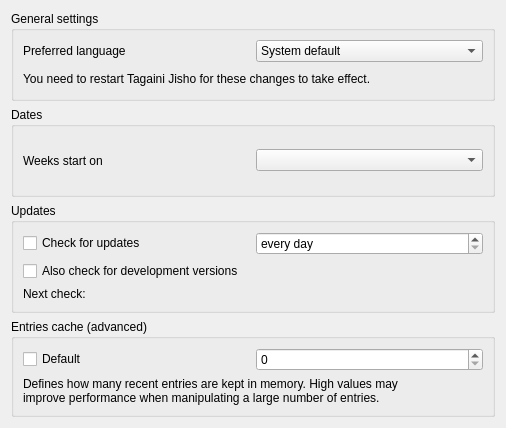
Before: the Qt Designer form src/gui/GeneralPreferences.ui in Gnurou/tagainijisho, drawn with Qt 5.
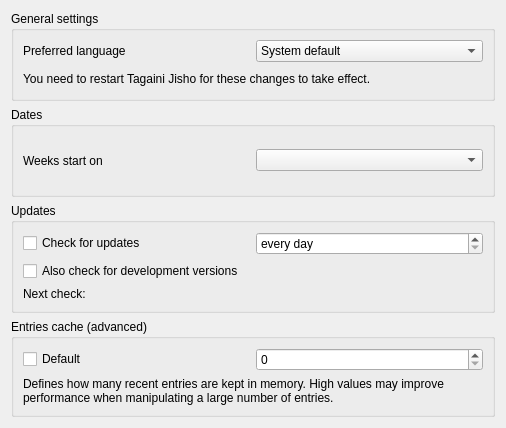
After: the same form once the commit is applied.

Commit message: Fix preferences window geometry and UI languages ordering

Diff of the .ui file:
```diff
--- a/src/gui/GeneralPreferences.ui
+++ b/src/gui/GeneralPreferences.ui
@@ -158,11 +158,13 @@
       <item>
        <widget class="QLabel" name="label_4">
         <property name="text">
-         <string>Defines how many recent entries are kept in memory. High values may
-improve performance when manipulating a large number of entries.</string>
+         <string>Defines how many recent entries are kept in memory. High values may improve performance when manipulating a large number of entries.</string>
+        </property>
+        <property name="textFormat">
+         <enum>Qt::PlainText</enum>
         </property>
         <property name="wordWrap">
-         <bool>false</bool>
+         <bool>true</bool>
         </property>
        </widget>
       </item>
```
The commit also changes 2 other files.
